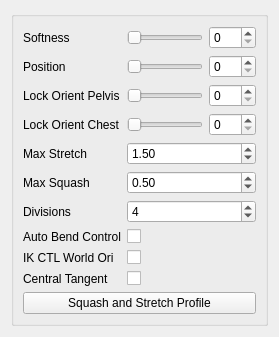
Before: the Qt Designer form release/scripts/mgear/shifter_epic_components/EPIC_spine_01/settingsUI.ui in mgear-dev/mgear4, drawn with Qt 5.
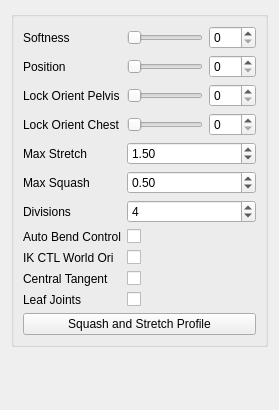
After: the same form once the commit is applied.

Commit message: adding leaf joints + expose joint names #195

```diff
--- a/release/scripts/mgear/shifter_epic_components/EPIC_spine_01/settingsUI.ui
+++ b/release/scripts/mgear/shifter_epic_components/EPIC_spine_01/settingsUI.ui
@@ -7,7 +7,7 @@
     <x>0</x>
     <y>0</y>
     <width>279</width>
-    <height>308</height>
+    <height>410</height>
    </rect>
   </property>
   <property name="windowTitle">
@@ -294,16 +294,43 @@
         </property>
        </widget>
       </item>
-      <item row="10" column="0" colspan="2">
+      <item row="12" column="0" colspan="2">
        <widget class="QPushButton" name="squashStretchProfile_pushButton">
         <property name="text">
          <string>Squash and Stretch Profile</string>
         </property>
        </widget>
       </item>
+      <item row="10" column="1">
+       <widget class="QCheckBox" name="leafJoints_checkBox">
+        <property name="text">
+         <string/>
+        </property>
+       </widget>
+      </item>
+      <item row="10" column="0">
+       <widget class="QLabel" name="leafJoints_label">
+        <property name="text">
+         <string>Leaf Joints</string>
+        </property>
+       </widget>
+      </item>
      </layout>
     </widget>
    </item>
+   <item row="1" column="0">
+    <spacer name="verticalSpacer">
+     <property name="orientation">
+      <enum>Qt::Vertical</enum>
+     </property>
+     <property name="sizeHint" stdset="0">
+      <size>
+       <width>20</width>
+       <height>40</height>
+      </size>
+     </property>
+    </spacer>
+   </item>
   </layout>
  </widget>
  <resources/>
```
The commit also changes 10 other files.
